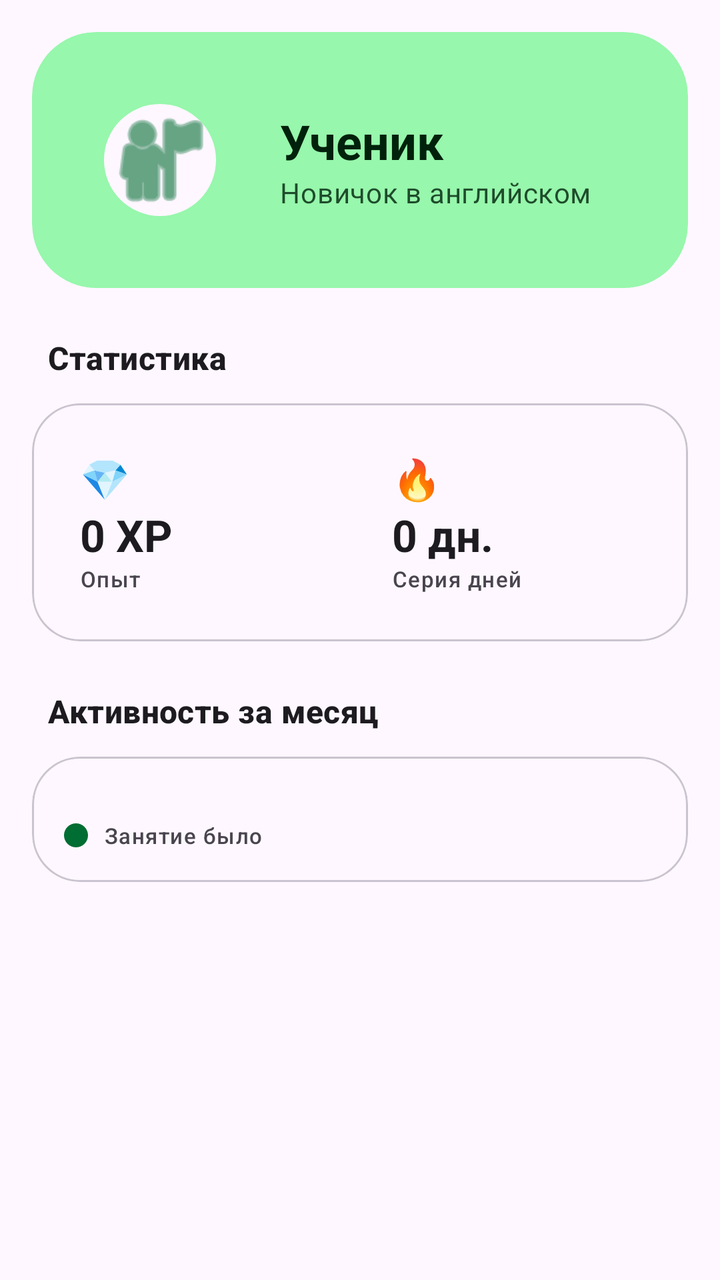
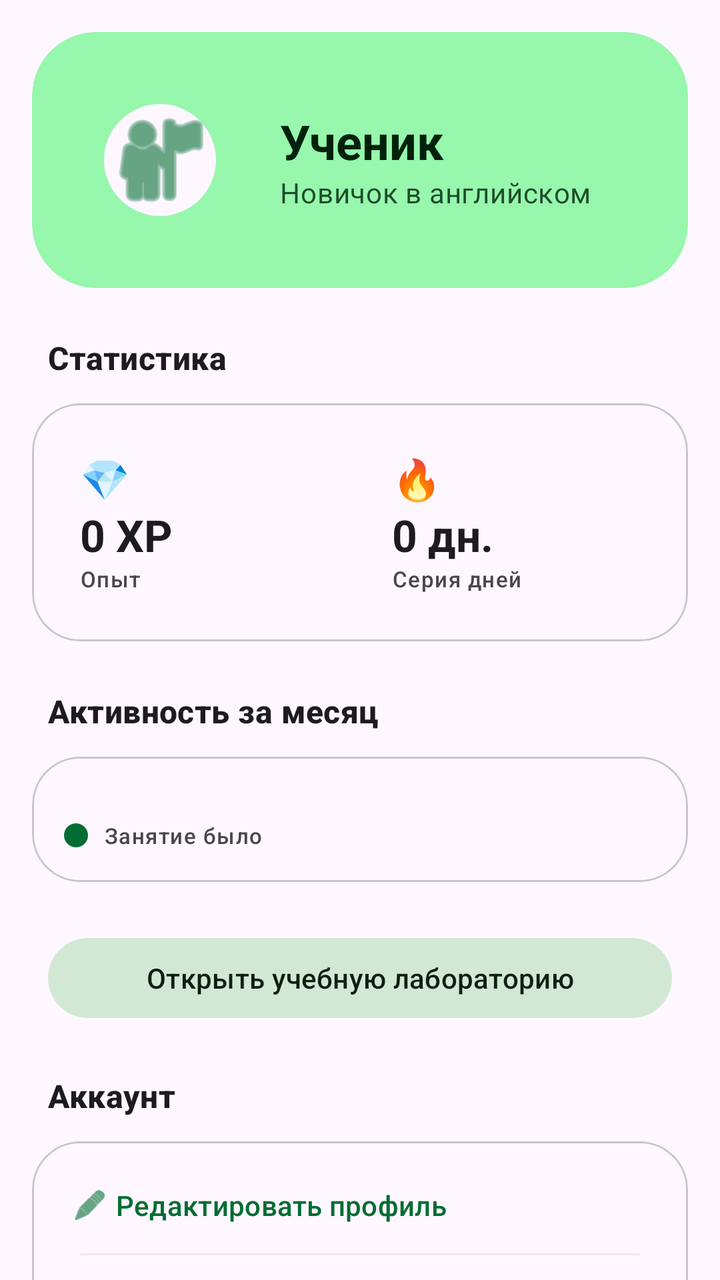

Compare the two renders of this Android layout. The source of the first and the diff that turns it into the second are given below.
<!-- AndroidManifest.xml: application theme Theme.MyApplication -->
<!-- res/layout/fragment_profile.xml -->
<?xml version="1.0" encoding="utf-8"?>

<androidx.core.widget.NestedScrollView xmlns:android="http://schemas.android.com/apk/res/android"
    xmlns:app="http://schemas.android.com/apk/res-auto"
    xmlns:tools="http://schemas.android.com/tools"
    android:layout_width="match_parent"
    android:layout_height="match_parent"
    android:background="?attr/colorSurface">

    <androidx.constraintlayout.widget.ConstraintLayout
        android:layout_width="match_parent"
        android:layout_height="wrap_content"
        android:paddingBottom="32dp">

        
        <com.google.android.material.card.MaterialCardView
            android:id="@+id/card_profile_header"
            android:layout_width="match_parent"
            android:layout_height="wrap_content"
            android:layout_margin="16dp"
            app:cardCornerRadius="32dp"
            app:cardElevation="0dp"
            app:strokeWidth="0dp"
            app:cardBackgroundColor="?attr/colorPrimaryContainer"
            app:layout_constraintTop_toTopOf="parent">

            <androidx.constraintlayout.widget.ConstraintLayout
                android:layout_width="match_parent"
                android:layout_height="wrap_content"
                android:padding="24dp">

                <com.google.android.material.imageview.ShapeableImageView
                    android:id="@+id/image_profile_avatar"
                    android:layout_width="80dp"
                    android:layout_height="80dp"
                    android:src="@android:drawable/ic_menu_myplaces"
                    android:padding="12dp"
                    android:background="?attr/colorSurface"
                    app:shapeAppearanceOverlay="@style/ShapeAppearance.Material3.Corner.Full"
                    app:layout_constraintStart_toStartOf="parent"
                    app:layout_constraintTop_toTopOf="parent"
                    app:layout_constraintBottom_toBottomOf="parent"
                    app:tint="?attr/colorPrimary"
                    android:contentDescription="@string/user_profile" />

                <TextView
                    android:id="@+id/text_profile_name"
                    android:layout_width="0dp"
                    android:layout_height="wrap_content"
                    android:layout_marginStart="20dp"
                    android:text="@string/profile_default_name"
                    android:textAppearance="?attr/textAppearanceHeadlineSmall"
                    android:textStyle="bold"
                    android:textColor="?attr/colorOnPrimaryContainer"
                    app:layout_constraintStart_toEndOf="@id/image_profile_avatar"
                    app:layout_constraintEnd_toEndOf="parent"
                    app:layout_constraintTop_toTopOf="@id/image_profile_avatar"
                    app:layout_constraintBottom_toTopOf="@id/text_profile_rank"
                    app:layout_constraintVertical_chainStyle="packed" />

                <TextView
                    android:id="@+id/text_profile_rank"
                    android:layout_width="0dp"
                    android:layout_height="wrap_content"
                    android:text="@string/profile_default_rank"
                    android:textAppearance="?attr/textAppearanceBodyMedium"
                    android:textColor="?attr/colorOnPrimaryContainer"
                    android:alpha="0.8"
                    app:layout_constraintStart_toStartOf="@id/text_profile_name"
                    app:layout_constraintEnd_toEndOf="parent"
                    app:layout_constraintTop_toBottomOf="@id/text_profile_name"
                    app:layout_constraintBottom_toBottomOf="@id/image_profile_avatar" />

            </androidx.constraintlayout.widget.ConstraintLayout>
        </com.google.android.material.card.MaterialCardView>

        
        <TextView
            android:id="@+id/label_statistics"
            android:layout_width="wrap_content"
            android:layout_height="wrap_content"
            android:layout_marginStart="24dp"
            android:layout_marginTop="24dp"
            android:text="@string/label_statistics"
            android:textAppearance="?attr/textAppearanceTitleMedium"
            android:textStyle="bold"
            app:layout_constraintStart_toStartOf="parent"
            app:layout_constraintTop_toBottomOf="@id/card_profile_header" />

        <com.google.android.material.card.MaterialCardView
            android:id="@+id/card_stats_grid"
            android:layout_width="match_parent"
            android:layout_height="wrap_content"
            android:layout_marginHorizontal="16dp"
            android:layout_marginTop="12dp"
            app:cardCornerRadius="24dp"
            app:cardElevation="0dp"
            app:strokeWidth="1dp"
            app:strokeColor="?attr/colorOutlineVariant"
            app:layout_constraintTop_toBottomOf="@id/label_statistics">

            <GridLayout
                android:layout_width="match_parent"
                android:layout_height="wrap_content"
                android:columnCount="2"
                android:rowCount="1"
                android:padding="8dp">

                
                <LinearLayout
                    android:layout_width="0dp"
                    android:layout_height="wrap_content"
                    android:layout_columnWeight="1"
                    android:orientation="vertical"
                    android:padding="16dp"
                    android:gravity="start">
                    <TextView
                        android:layout_width="wrap_content"
                        android:layout_height="wrap_content"
                        android:text="@string/emoji_gem"
                        android:textSize="20sp" />
                    <TextView
                        android:id="@+id/text_xp_profile"
                        android:layout_width="wrap_content"
                        android:layout_height="wrap_content"
                        android:text="0 XP"
                        android:textAppearance="?attr/textAppearanceTitleLarge"
                        android:textStyle="bold" />
                    <TextView
                        android:layout_width="wrap_content"
                        android:layout_height="wrap_content"
                        android:text="@string/stat_xp"
                        android:textAppearance="?attr/textAppearanceLabelSmall"
                        android:textColor="?attr/colorOnSurfaceVariant" />
                </LinearLayout>

                
                <LinearLayout
                    android:layout_width="0dp"
                    android:layout_height="wrap_content"
                    android:layout_columnWeight="1"
                    android:orientation="vertical"
                    android:padding="16dp"
                    android:gravity="start">
                    <TextView
                        android:layout_width="wrap_content"
                        android:layout_height="wrap_content"
                        android:text="@string/emoji_fire"
                        android:textSize="20sp" />
                    <TextView
                        android:id="@+id/text_streak_profile"
                        android:layout_width="wrap_content"
                        android:layout_height="wrap_content"
                        android:text="0 дн."
                        android:textAppearance="?attr/textAppearanceTitleLarge"
                        android:textStyle="bold" />
                    <TextView
                        android:layout_width="wrap_content"
                        android:layout_height="wrap_content"
                        android:text="@string/stat_streak"
                        android:textAppearance="?attr/textAppearanceLabelSmall"
                        android:textColor="?attr/colorOnSurfaceVariant" />
                </LinearLayout>
            </GridLayout>
        </com.google.android.material.card.MaterialCardView>

        
        <TextView
            android:id="@+id/label_activity"
            android:layout_width="wrap_content"
            android:layout_height="wrap_content"
            android:layout_marginStart="24dp"
            android:layout_marginTop="24dp"
            android:text="@string/label_activity"
            android:textAppearance="?attr/textAppearanceTitleMedium"
            android:textStyle="bold"
            app:layout_constraintStart_toStartOf="parent"
            app:layout_constraintTop_toBottomOf="@id/card_stats_grid" />

        <com.google.android.material.card.MaterialCardView
            android:id="@+id/card_calendar"
            android:layout_width="match_parent"
            android:layout_height="wrap_content"
            android:layout_marginHorizontal="16dp"
            android:layout_marginTop="12dp"
            app:cardCornerRadius="24dp"
            app:cardElevation="0dp"
            app:strokeWidth="1dp"
            app:strokeColor="?attr/colorOutlineVariant"
            app:layout_constraintTop_toBottomOf="@id/label_activity">

            <androidx.constraintlayout.widget.ConstraintLayout
                android:layout_width="match_parent"
                android:layout_height="wrap_content"
                android:padding="16dp">

                <androidx.recyclerview.widget.RecyclerView
                    android:id="@+id/recycler_calendar"
                    android:layout_width="match_parent"
                    android:layout_height="wrap_content"
                    app:layout_constraintTop_toTopOf="parent"
                    tools:listitem="@layout/item_calendar_day"
                    tools:layoutManager="androidx.recyclerview.widget.GridLayoutManager"
                    tools:spanCount="7" />

                <LinearLayout
                    android:layout_width="wrap_content"
                    android:layout_height="wrap_content"
                    android:layout_marginTop="16dp"
                    android:orientation="horizontal"
                    android:gravity="center_vertical"
                    app:layout_constraintTop_toBottomOf="@id/recycler_calendar"
                    app:layout_constraintStart_toStartOf="parent">
                    <View
                        android:layout_width="12dp"
                        android:layout_height="12dp"
                        android:background="@drawable/shape_circle_active" />
                    <TextView
                        android:layout_width="wrap_content"
                        android:layout_height="wrap_content"
                        android:layout_marginStart="8dp"
                        android:text="@string/stat_activity_hint"
                        android:textAppearance="?attr/textAppearanceLabelSmall" />
                </LinearLayout>

            </androidx.constraintlayout.widget.ConstraintLayout>
        </com.google.android.material.card.MaterialCardView>

    </androidx.constraintlayout.widget.ConstraintLayout>
</androidx.core.widget.NestedScrollView>
<!-- res/layout/item_calendar_day.xml (included above) -->
<?xml version="1.0" encoding="utf-8"?>

<FrameLayout xmlns:android="http://schemas.android.com/apk/res/android"
    android:layout_width="match_parent"
    android:layout_height="wrap_content"
    android:padding="4dp">

    <TextView
        android:id="@+id/text_day_number"
        android:layout_width="32dp"
        android:layout_height="32dp"
        android:layout_gravity="center"
        android:gravity="center"
        android:text="1"
        android:textAppearance="?attr/textAppearanceLabelLarge"
        android:background="@drawable/shape_day_inactive" />

</FrameLayout>
<!-- resources referenced by this layout -->
<resources>
  <!-- drawable shape_circle_active (drawable) -->
  <?xml version="1.0" encoding="utf-8"?>
  
  <shape xmlns:android="http://schemas.android.com/apk/res/android"
      android:shape="oval">
      <solid android:color="?attr/colorPrimary" />
      <size android:width="12dp" android:height="12dp" />
  </shape>
  <!-- drawable shape_day_inactive (drawable) -->
  <?xml version="1.0" encoding="utf-8"?>
  
  <shape xmlns:android="http://schemas.android.com/apk/res/android"
      android:shape="oval">
      <solid android:color="?attr/colorSurfaceVariant" />
  </shape>
  <string name="emoji_fire">🔥</string>
  <string name="emoji_gem">💎</string>
  <string name="label_activity">Активность за месяц</string>
  <string name="label_statistics">Статистика</string>
  <string name="profile_default_name">Ученик</string>
  <string name="profile_default_rank">Новичок в английском</string>
  <string name="stat_activity_hint">Занятие было</string>
  <string name="stat_streak">Серия дней</string>
  <string name="stat_xp">Опыт</string>
  <string name="user_profile">Профиль пользователя</string>
  <style name="Theme.MyApplication" parent="Theme.Material3.Light.NoActionBar">
          
          <item name="colorPrimary">@color/primary_light</item>
          <item name="colorOnPrimary">@color/onPrimary_light</item>
          <item name="colorPrimaryContainer">@color/primaryContainer_light</item>
          <item name="colorOnPrimaryContainer">@color/onPrimaryContainer_light</item>
  
          
          <item name="colorSecondary">@color/secondary_light</item>
          <item name="colorOnSecondary">@color/onSecondary_light</item>
          <item name="colorSecondaryContainer">@color/secondaryContainer_light</item>
          <item name="colorOnSecondaryContainer">@color/onSecondaryContainer_light</item>
  
          
          <item name="colorTertiary">@color/tertiary_light</item>
          <item name="colorOnTertiary">@color/onTertiary_light</item>
          <item name="colorTertiaryContainer">@color/tertiaryContainer_light</item>
          <item name="colorOnTertiaryContainer">@color/onTertiaryContainer_light</item>
  
          <item name="android:statusBarColor">@android:color/transparent</item>
          <item name="android:navigationBarColor">@android:color/transparent</item>
          <item name="android:windowLightStatusBar">true</item>
      </style>
  <color name="primary_light">#006D32</color>
  <color name="onPrimary_light">#FFFFFF</color>
  <color name="primaryContainer_light">#97F7AC</color>
  <color name="onPrimaryContainer_light">#00210B</color>
  <color name="secondary_light">#4F6354</color>
  <color name="onSecondary_light">#FFFFFF</color>
  <color name="secondaryContainer_light">#D2E8D5</color>
  <color name="onSecondaryContainer_light">#0C1F13</color>
  <color name="tertiary_light">#3B6470</color>
  <color name="onTertiary_light">#FFFFFF</color>
  <color name="tertiaryContainer_light">#BEEAF7</color>
  <color name="onTertiaryContainer_light">#001F26</color>
</resources>

<!-- the commit's change to res/layout/fragment_profile.xml (unified diff, before → after) -->
@@ -226,6 +226,88 @@
             </androidx.constraintlayout.widget.ConstraintLayout>
         </com.google.android.material.card.MaterialCardView>
 
+        <com.google.android.material.button.MaterialButton
+            android:id="@+id/btn_open_sandbox"
+            style="@style/Widget.Material3.Button.TonalButton"
+            android:layout_width="match_parent"
+            android:layout_height="wrap_content"
+            android:layout_marginHorizontal="24dp"
+            android:layout_marginTop="24dp"
+            android:text="Открыть учебную лабораторию"
+            app:layout_constraintTop_toBottomOf="@id/card_calendar" />
+
+        
+        <TextView
+            android:id="@+id/label_account"
+            android:layout_width="wrap_content"
+            android:layout_height="wrap_content"
+            android:layout_marginStart="24dp"
+            android:layout_marginTop="24dp"
+            android:text="@string/label_account"
+            android:textAppearance="?attr/textAppearanceTitleMedium"
+            android:textStyle="bold"
+            app:layout_constraintStart_toStartOf="parent"
+            app:layout_constraintTop_toBottomOf="@id/btn_open_sandbox" />
+
+        <com.google.android.material.card.MaterialCardView
+            android:id="@+id/card_account"
+            android:layout_width="match_parent"
+            android:layout_height="wrap_content"
+            android:layout_marginHorizontal="16dp"
+            android:layout_marginTop="12dp"
+            app:cardCornerRadius="24dp"
+            app:cardElevation="0dp"
+            app:strokeWidth="1dp"
+            app:strokeColor="?attr/colorOutlineVariant"
+            app:layout_constraintTop_toBottomOf="@id/label_account">
+
+            <LinearLayout
+                android:layout_width="match_parent"
+                android:layout_height="wrap_content"
+                android:orientation="vertical"
+                android:padding="8dp">
+
+                <com.google.android.material.button.MaterialButton
+                    android:id="@+id/btn_edit_profile"
+                    style="@style/Widget.Material3.Button.TextButton"
+                    android:layout_width="match_parent"
+                    android:layout_height="wrap_content"
+                    android:text="@string/edit_profile"
+                    android:gravity="start|center_vertical"
+                    app:icon="@android:drawable/ic_menu_edit" />
+
+                <View
+                    android:layout_width="match_parent"
+                    android:layout_height="1dp"
+                    android:layout_marginHorizontal="16dp"
+                    android:background="?attr/colorOutlineVariant"
+                    android:alpha="0.3" />
+
+                <com.google.android.material.button.MaterialButton
+                    android:id="@+id/btn_account_settings"
+                    style="@style/Widget.Material3.Button.TextButton"
+                    android:layout_width="match_parent"
+                    android:layout_height="wrap_content"
+                    android:text="@string/account_info"
+                    android:gravity="start|center_vertical"
+                    app:icon="@android:drawable/ic_menu_manage" />
+
+            </LinearLayout>
+        </com.google.android.material.card.MaterialCardView>
+
+        <com.google.android.material.button.MaterialButton
+            android:id="@+id/btn_logout"
+            style="@style/Widget.Material3.Button.TextButton"
+            android:layout_width="match_parent"
+            android:layout_height="wrap_content"
+            android:layout_marginHorizontal="24dp"
+            android:layout_marginTop="24dp"
+            android:text="@string/logout_button"
+            android:textColor="?attr/colorError"
+            app:icon="@android:drawable/ic_lock_power_off"
+            app:iconTint="?attr/colorError"
+            app:layout_constraintTop_toBottomOf="@id/card_account" />
+
     </androidx.constraintlayout.widget.ConstraintLayout>
 </androidx.core.widget.NestedScrollView>
 <!-- res/layout/item_calendar_day.xml (included above) -->
<!-- resource entries referenced after the edit -->
@@ -15,10 +15,14 @@
       android:shape="oval">
       <solid android:color="?attr/colorSurfaceVariant" />
   </shape>
+  <string name="account_info">Настройки аккаунта</string>
+  <string name="edit_profile">Редактировать профиль</string>
   <string name="emoji_fire">🔥</string>
   <string name="emoji_gem">💎</string>
+  <string name="label_account">Аккаунт</string>
   <string name="label_activity">Активность за месяц</string>
   <string name="label_statistics">Статистика</string>
+  <string name="logout_button">Выйти из аккаунта</string>
   <string name="profile_default_name">Ученик</string>
   <string name="profile_default_rank">Новичок в английском</string>
   <string name="stat_activity_hint">Занятие было</string>
